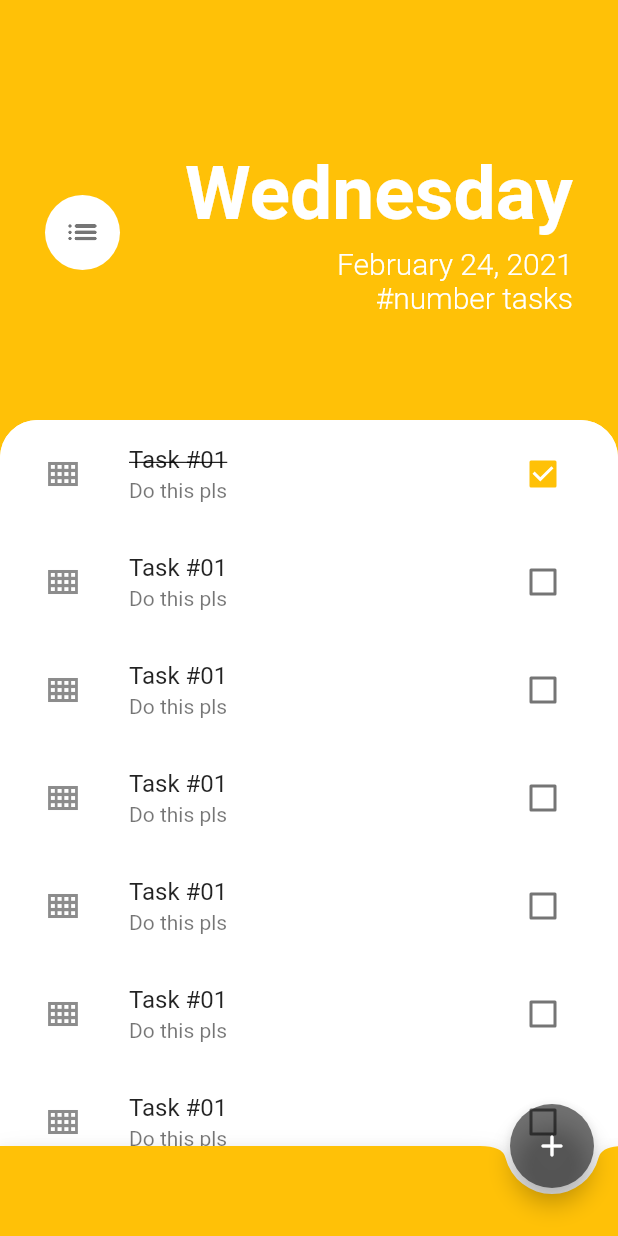
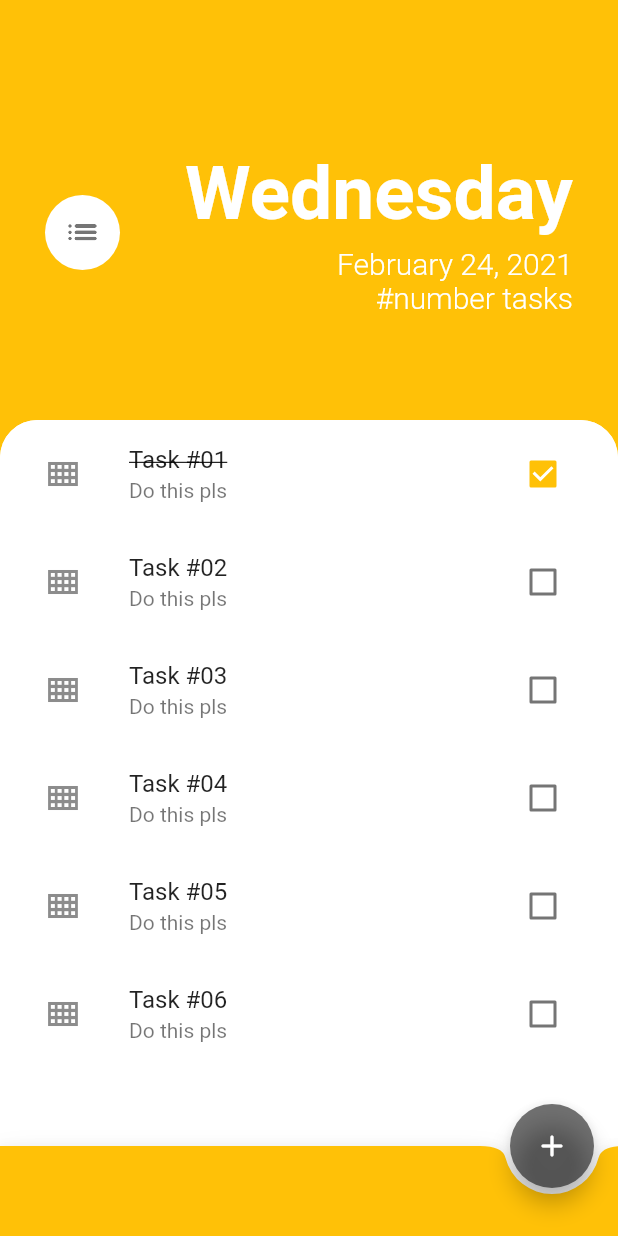
Before and after one commit to nox-machina/flutter_labs_tasks, a Flutter app: the screen it shows after launch, after a tap on "Task #01", on a phone screen of 412 x 824 dp. Run offline on Flutter 3.47's test engine with Material 2 defaults, Android fonts, the phone set to English and light mode, and no system bars.

Commit message:
dynamic task list

```diff
--- /dev/null
+++ b/lib/models/task.dart
@@ -0,0 +1,10 @@
+class Task {
+  final String title;
+  bool isDone;
+
+  Task({this.title, this.isDone = false});
+
+  void toggleDone() {
+    isDone = !isDone;
+  }
+}
--- a/lib/widgets/task_tile.dart
+++ b/lib/widgets/task_tile.dart
@@ -1,33 +1,35 @@
 import 'package:flutter/material.dart';
 
-class TaskTile extends StatefulWidget {
-  @override
-  _TaskTileState createState() => _TaskTileState();
-}
+class TaskTile extends StatelessWidget {
+//   @override
+//   _TaskTileState createState() => _TaskTileState();
+// }
 
-class _TaskTileState extends State<TaskTile> {
-  bool isChecked = false;
+// class _TaskTileState extends State<TaskTile> {
+  final bool isChecked;
+  final String taskTitle;
+  final Function checkboxCallback;
 
-  void toggleCheckState(val) {
-    setState(() {
-      isChecked = val;
-    });
-  }
+  TaskTile({this.taskTitle, this.isChecked, this.checkboxCallback});
+
+  // void toggleCheckState(val) {
+  //   setState(() {
+  //     isChecked = val;
+  //   });
+  // }
 
   @override
   Widget build(BuildContext context) {
     return CheckboxListTile(
       contentPadding: EdgeInsets.fromLTRB(30, 0, 30, 0),
       title: Text(
-        "Task #01",
+        taskTitle,
         style: TextStyle(
             decoration: isChecked ? TextDecoration.lineThrough : null),
       ),
       subtitle: Text("Do this pls"),
       value: isChecked,
-      onChanged: (val) {
-        toggleCheckState(val);
-      },
+      onChanged: checkboxCallback,
       secondary: Padding(
         child: Icon(Icons.view_compact_outlined),
         padding: EdgeInsets.fromLTRB(0, 10, 0, 10),
--- a/lib/widgets/tasks_list.dart
+++ b/lib/widgets/tasks_list.dart
@@ -1,7 +1,22 @@
 import 'package:flutter/material.dart';
 import './task_tile.dart';
+import '../models/task.dart';
 
-class TasksList extends StatelessWidget {
+class TasksList extends StatefulWidget {
+  @override
+  _TasksListState createState() => _TasksListState();
+}
+
+class _TasksListState extends State<TasksList> {
+  List<Task> tasks = [
+    Task(title: "Task #01", isDone: false),
+    Task(title: "Task #02", isDone: false),
+    Task(title: "Task #03", isDone: false),
+    Task(title: "Task #04", isDone: false),
+    Task(title: "Task #05", isDone: false),
+    Task(title: "Task #06", isDone: false)
+  ];
+
   @override
   Widget build(BuildContext context) {
     return Material(
@@ -12,22 +27,19 @@ class TasksList extends StatelessWidget {
         // wrapping in MediaQuery.removePadding to enforce custom listView padding values
         child: MediaQuery.removePadding(
           context: context,
-          child: ListView(
-            children: [
-              TaskTile(),
-              TaskTile(),
-              TaskTile(),
-              TaskTile(),
-              TaskTile(),
-              TaskTile(),
-              TaskTile(),
-              TaskTile(),
-              TaskTile(),
-              TaskTile(),
-              TaskTile(),
-              TaskTile(),
-              TaskTile()
-            ],
+          child: ListView.builder(
+            itemBuilder: (context, index) {
+              return TaskTile(
+                taskTitle: tasks[index].title,
+                isChecked: tasks[index].isDone,
+                checkboxCallback: (bool cbState) {
+                  setState(() {
+                    tasks[index].toggleDone();
+                  });
+                },
+              );
+            },
+            itemCount: tasks.length,
           ),
           removeTop: true,
         ),
```
